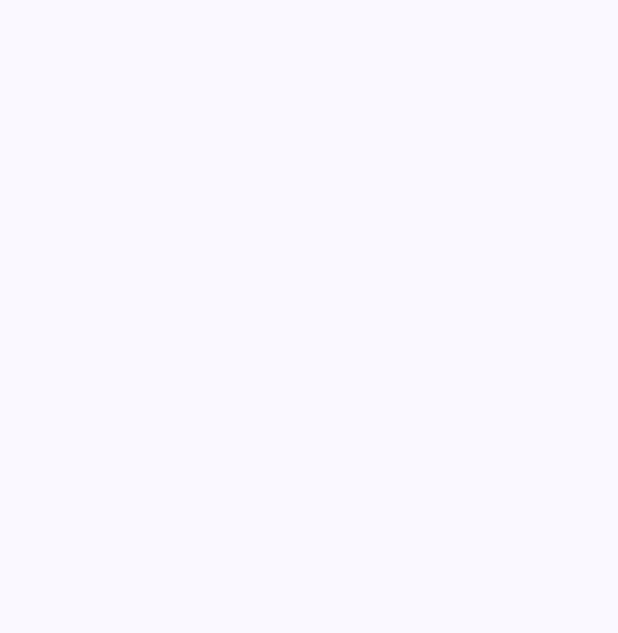
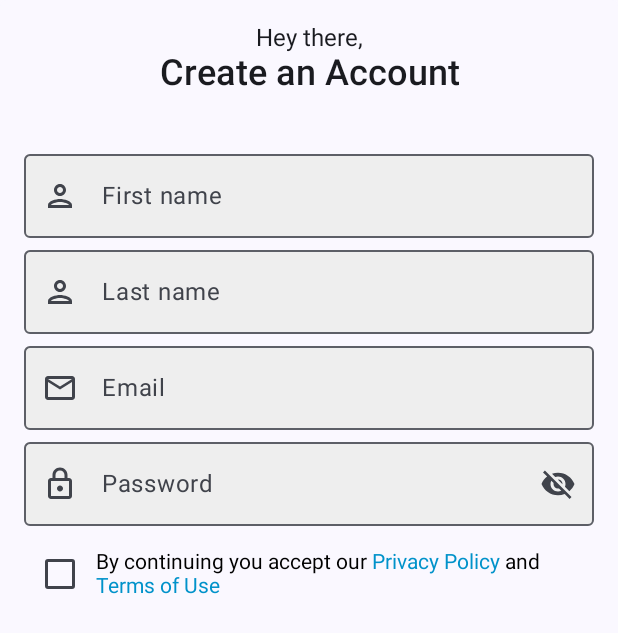
Before and after one commit to dev-satyamthakur/Login-Screen-Jetpack-Compose, an Android app built with Jetpack Compose: the screen it shows after launch (MainActivity), on a phone screen of 412 x 824 dp. Before the commit the part shown is empty. Shown: the top 633 px of the screen. Run offline under Robolectric (Android 15) with nearby library versions, the phone set to English and light mode, and no system bars.

Commit message:
Creating Policy and Terms agreement checkbox

```diff
--- a/app/src/main/java/com/satyamthakur/learning/loginscreencompose/MainActivity.kt
+++ b/app/src/main/java/com/satyamthakur/learning/loginscreencompose/MainActivity.kt
@@ -10,6 +10,7 @@ import androidx.compose.material3.Text
 import androidx.compose.runtime.Composable
 import androidx.compose.ui.Modifier
 import androidx.compose.ui.tooling.preview.Preview
+import com.satyamthakur.learning.loginscreencompose.screens.SignUpScreen
 import com.satyamthakur.learning.loginscreencompose.ui.theme.LoginScreenComposeTheme
 
 class MainActivity : ComponentActivity() {
@@ -22,7 +23,7 @@ class MainActivity : ComponentActivity() {
                     modifier = Modifier.fillMaxSize(),
                     color = MaterialTheme.colorScheme.background
                 ) {
-
+                    SignUpScreen()
                 }
             }
         }
--- a/app/src/main/java/com/satyamthakur/learning/loginscreencompose/screens/AppComponents.kt
+++ b/app/src/main/java/com/satyamthakur/learning/loginscreencompose/screens/AppComponents.kt
@@ -1,10 +1,15 @@
 package com.satyamthakur.learning.loginscreencompose.screens
 
+import android.util.Log
+import androidx.compose.foundation.layout.Row
 import androidx.compose.foundation.layout.fillMaxWidth
+import androidx.compose.foundation.layout.heightIn
+import androidx.compose.foundation.text.ClickableText
 import androidx.compose.foundation.text.KeyboardOptions
 import androidx.compose.material.icons.Icons
 import androidx.compose.material.icons.filled.Visibility
 import androidx.compose.material.icons.filled.VisibilityOff
+import androidx.compose.material3.Checkbox
 import androidx.compose.material3.Icon
 import androidx.compose.material3.IconButton
 import androidx.compose.material3.OutlinedTextField
@@ -15,15 +20,65 @@ import androidx.compose.runtime.getValue
 import androidx.compose.runtime.mutableStateOf
 import androidx.compose.runtime.remember
 import androidx.compose.runtime.setValue
+import androidx.compose.ui.Alignment
 import androidx.compose.ui.Modifier
 import androidx.compose.ui.graphics.vector.ImageVector
+import androidx.compose.ui.text.SpanStyle
 import androidx.compose.ui.text.TextStyle
+import androidx.compose.ui.text.buildAnnotatedString
 import androidx.compose.ui.text.font.FontWeight
 import androidx.compose.ui.text.input.KeyboardType
 import androidx.compose.ui.text.style.TextAlign
+import androidx.compose.ui.text.withStyle
+import androidx.compose.ui.unit.dp
 import androidx.compose.ui.unit.sp
+import com.satyamthakur.learning.loginscreencompose.ui.theme.Accent
 import com.satyamthakur.learning.loginscreencompose.ui.theme.BgColor
 import com.satyamthakur.learning.loginscreencompose.ui.theme.Primary
+
+@Composable
+fun CheckboxComponent(value: String) {
+    Row(
+        modifier = Modifier
+            .fillMaxWidth()
+            .heightIn(64.dp),
+        verticalAlignment = Alignment.CenterVertically
+    ) {
+        var checkedState by remember {
+            mutableStateOf(false)
+        }
+        Checkbox(checked = checkedState, onCheckedChange = { checkedState = !checkedState })
+        ClickableTextComponent(value = value)
+    }
+}
+
+@Composable
+fun ClickableTextComponent(value: String) {
+    val initialText = "By continuing you accept our "
+    val privacyPolicyText = "Privacy Policy "
+    val andText = "and "
+    val termsOfUseText = " Terms of Use"
+
+    val annotatedString = buildAnnotatedString {
+        append(initialText)
+        withStyle(style = SpanStyle(color = Accent)) {
+            pushStringAnnotation(tag = privacyPolicyText, annotation = privacyPolicyText)
+            append(privacyPolicyText)
+        }
+        append(andText)
+        withStyle(style = SpanStyle(color = Accent)) {
+            pushStringAnnotation(tag = termsOfUseText, annotation = termsOfUseText)
+            append(termsOfUseText)
+        }
+    }
+
+    ClickableText(text = annotatedString, onClick = { offset ->
+        annotatedString.getStringAnnotations(offset, offset)
+            .firstOrNull()?.also { span ->
+                Log.d("ClickableTextTag", "{$span}")
+            }
+    })
+}
 
 @Composable
 fun MyTextFieldComponent(label: String, iconValue: ImageVector) {
@@ -33,7 +88,7 @@ fun MyTextFieldComponent(label: String, iconValue: ImageVector) {
         modifier = Modifier.fillMaxWidth(),
         label = { Text(text = label) },
         colors = OutlinedTextFieldDefaults.colors(
-            focusedBorderColor = Primary,
+            focusedBorderColor = Accent,
             focusedLabelColor = Primary,
             cursorColor = Primary,
             focusedContainerColor = BgColor,
@@ -56,7 +111,7 @@ fun PasswordTextFieldComponent(label: String, iconValue: ImageVector) {
         modifier = Modifier.fillMaxWidth(),
         label = { Text(text = label) },
         colors = OutlinedTextFieldDefaults.colors(
-            focusedBorderColor = Primary,
+            focusedBorderColor = Accent,
             focusedLabelColor = Primary,
             cursorColor = Primary,
             focusedContainerColor = BgColor,
@@ -83,7 +138,7 @@ fun PasswordTextFieldComponent(label: String, iconValue: ImageVector) {
 }
 
 @Composable
-fun GreetTextView(value: String) {
+fun NormalTextView(value: String) {
     Text(
         modifier = Modifier.fillMaxWidth(),
         text = value,
--- a/app/src/main/java/com/satyamthakur/learning/loginscreencompose/screens/SignUpScreen.kt
+++ b/app/src/main/java/com/satyamthakur/learning/loginscreencompose/screens/SignUpScreen.kt
@@ -29,7 +29,7 @@ fun SignUpScreen() {
                 .fillMaxSize()
                 .padding(16.dp)
         ) {
-            GreetTextView(value = "Hey there,")
+            NormalTextView(value = "Hey there,")
             CreateAccount(value = "Create an Account")
 
             Spacer(modifier = Modifier.height(32.dp))
@@ -38,6 +38,8 @@ fun SignUpScreen() {
             MyTextFieldComponent(label = "Last name", Icons.Outlined.Person)
             MyTextFieldComponent(label = "Email", Icons.Outlined.Email)
             PasswordTextFieldComponent(label = "Password", Icons.Outlined.Lock)
+
+            CheckboxComponent(value = "By continuing you accept our Privacy Policy and Terms of Use")
         }
     }
 }
--- a/app/src/main/java/com/satyamthakur/learning/loginscreencompose/ui/theme/Theme.kt
+++ b/app/src/main/java/com/satyamthakur/learning/loginscreencompose/ui/theme/Theme.kt
@@ -22,9 +22,9 @@ private val DarkColorScheme = darkColorScheme(
 )
 
 private val LightColorScheme = lightColorScheme(
-    primary = Purple40,
-    secondary = PurpleGrey40,
-    tertiary = Pink40
+    primary = Accent,
+    secondary = Seconday,
+    tertiary = BgColor
 
     /* Other default colors to override
     background = Color(0xFFFFFBFE),
```
